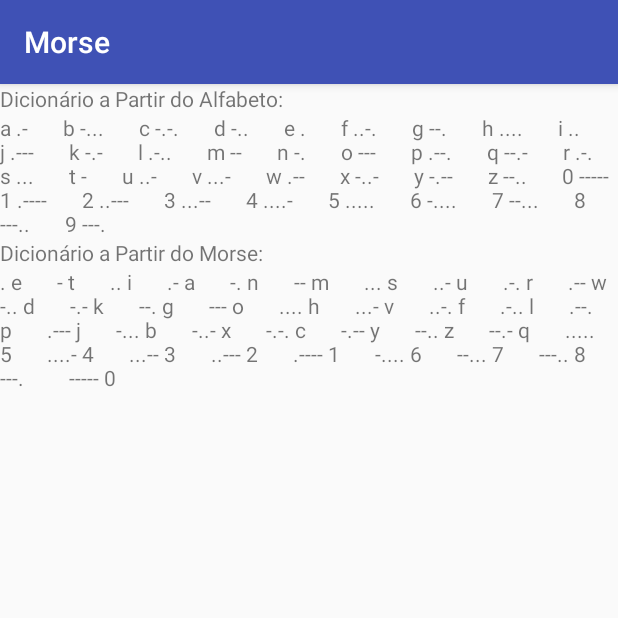
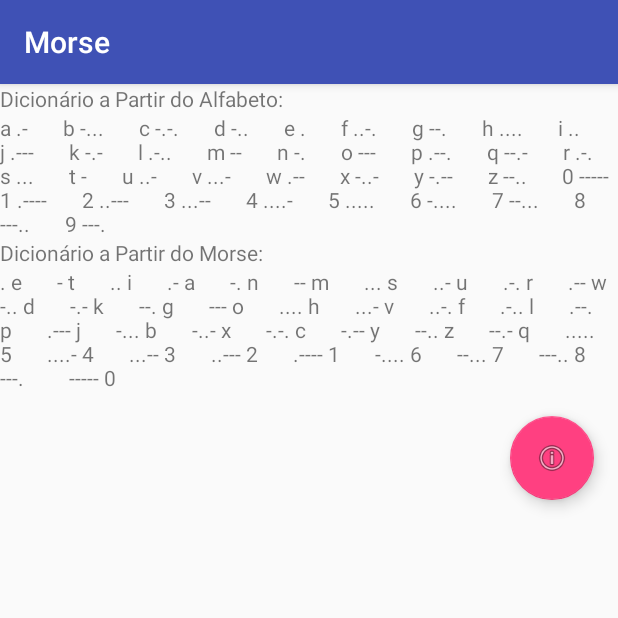
Before and after one commit to emanuellemoco/desagilP3, an Android app: the MorseActivity screen opened directly, with no data from a screen before it, after a tap on an icon or button, on a phone screen of 412 x 824 dp, the top half of it. Run offline under Robolectric (Android 15) with nearby library versions, the phone set to English and light mode, and no system bars.

Commit message:
infos entre paginas

```diff
--- a/Morse/app/src/main/java/br/pro/hashi/ensino/desagil/morse/Dictionary.java
+++ b/Morse/app/src/main/java/br/pro/hashi/ensino/desagil/morse/Dictionary.java
@@ -2,30 +2,41 @@
 
 import android.content.Intent;
 import android.os.Bundle;
+import android.support.design.widget.FloatingActionButton;
 import android.support.v7.app.AppCompatActivity;
+import android.view.View;
 import android.widget.TextView;
 
 public class Dictionary extends AppCompatActivity {
     String alphabet = "abcdefghijklmnopqrstuvwxyz0123456789";
     Translator translate = new Translator();
     //para funcionar o botão back
+    String msg;
 
     public void onBackPressed(){
         super.onBackPressed();
-        openMessagesActivity();
+
+        Intent intent = new Intent(this, MorseActivity.class);
+        intent.putExtra("msg", msg);
+
+        openMorseActivity();
         finish();
     }
 
-    //função para ir para essa página
-    private void openMessagesActivity() {
+    //função para voltar para o morse
+    private void openMorseActivity() {
         Intent intent = new Intent(this, MorseActivity.class);
+        intent.putExtra("msg", msg);
         startActivity(intent);
-
         finish();
     }
 
     @Override
     protected void onCreate(Bundle savedInstanceState) {
+        //pegando a mensagem da página anterior
+        Intent intent = getIntent();
+        msg = intent.getStringExtra("msg");
+
         super.onCreate(savedInstanceState);
         setContentView(R.layout.activity_dict);
 
@@ -45,5 +56,14 @@
         }
         dictionaryABC.setText(dict1);
         dictionaryMorse.setText(dict2);
+
+        FloatingActionButton fab = (FloatingActionButton) findViewById(R.id.fab);
+        fab.setOnClickListener(new View.OnClickListener() {
+            @Override
+            public void onClick(View view) {
+
+                openMorseActivity();
+            }
+        });
     }
 }
--- a/Morse/app/src/main/java/br/pro/hashi/ensino/desagil/morse/MesagesActivity.java
+++ b/Morse/app/src/main/java/br/pro/hashi/ensino/desagil/morse/MesagesActivity.java
@@ -40,6 +40,7 @@
     private void openMorseActivity() {
         // Exemplo de código para abrir uma activity. Especificamente, a SendActivity.
         Intent intent = new Intent(this, MorseActivity.class);
+        intent.putExtra("msg", msg);
         startActivity(intent);
         finish();
     }
@@ -61,6 +62,7 @@
         button1.setOnClickListener(new View.OnClickListener() {
             @Override
             public void onClick(View view) {
+                msg = "";
                 openMorseActivity();
 
             }
--- a/Morse/app/src/main/java/br/pro/hashi/ensino/desagil/morse/MorseActivity.java
+++ b/Morse/app/src/main/java/br/pro/hashi/ensino/desagil/morse/MorseActivity.java
@@ -39,6 +39,7 @@
     private void openDictionary() {
         // Exemplo de código para abrir uma activity. Especificamente, a SendActivity.
         Intent intent = new Intent(this, Dictionary.class);
+        intent.putExtra("msg", msg);
         startActivity(intent);
         finish();
     }
@@ -55,6 +56,10 @@
     @SuppressLint("ClickableViewAccessibility")
     @Override
     protected void onCreate(Bundle savedInstanceState) {
+        //pegando a mensagem da página anterior
+        Intent intent = getIntent();
+        msg = intent.getStringExtra("msg");
+
         super.onCreate(savedInstanceState);
         initialTime = System.currentTimeMillis();
         setContentView(R.layout.activity_morse);
@@ -116,12 +121,10 @@
                 if (event.getAction() == MotionEvent.ACTION_UP) {
                     endTime = System.currentTimeMillis();
                     System.out.println("UP");
-                    if (endTime - initialTime > 400) {
+                    if (endTime - initialTime > 350) {
                         morse += "-";
-                        System.out.println("dash");
                     } else {
                         morse += ".";
-                        System.out.println("dot");
                     }
                     initialTime = System.currentTimeMillis();
                     textMorse.setText(morse);
--- a/Morse/app/src/main/res/layout/activity_dict.xml
+++ b/Morse/app/src/main/res/layout/activity_dict.xml
@@ -29,4 +29,12 @@
         android:layout_width="wrap_content"
         android:layout_height="wrap_content"/>
 
+    <android.support.design.widget.FloatingActionButton
+        android:id="@+id/fab"
+        android:layout_width="wrap_content"
+        android:layout_height="wrap_content"
+        android:layout_gravity="bottom|end"
+        android:layout_margin="@dimen/fab_margin"
+        app:srcCompat="@android:drawable/ic_menu_info_details" />
+
 </LinearLayout>
--- a/Morse/app/src/main/res/layout/activity_morse.xml
+++ b/Morse/app/src/main/res/layout/activity_morse.xml
@@ -28,6 +28,6 @@
         android:layout_height="wrap_content"
         android:layout_gravity="bottom|end"
         android:layout_margin="@dimen/fab_margin"
-        app:srcCompat="@android:drawable/ic_dialog_email" />
+        app:srcCompat="@android:drawable/ic_menu_info_details" />
 
 </android.support.design.widget.CoordinatorLayout>
```
